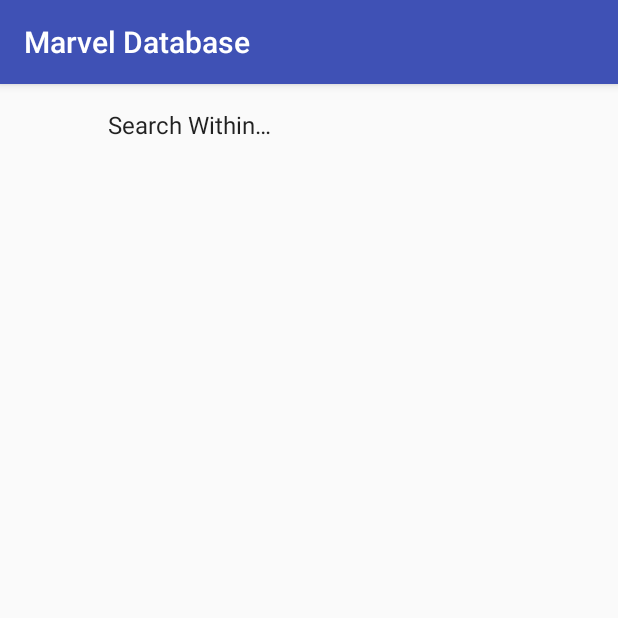
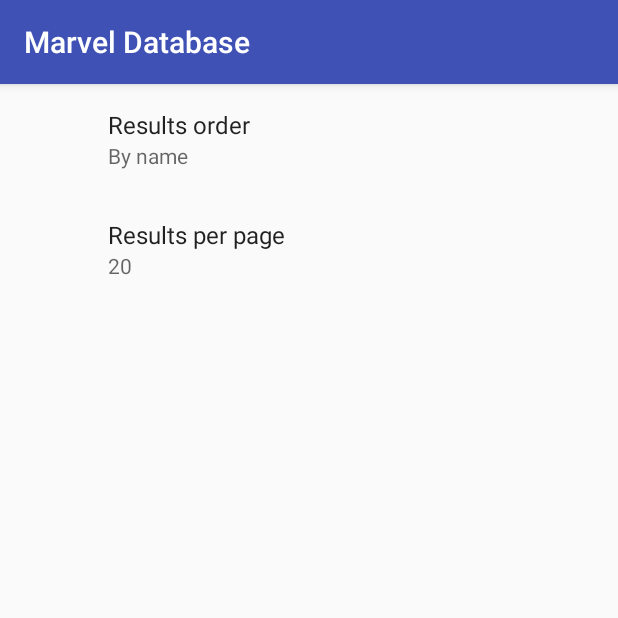
Before and after one commit to OSU-CS496-Sp2017/final-project-marvel-project, an Android app: the CategoryListResults screen opened directly, with no data from a screen before it, after a tap on "Settings", on a phone screen of 412 x 824 dp, the top half of it. Run offline under Robolectric (Android 15) with nearby library versions, the phone set to English and light mode, and no system bars; our stand-ins replace androidx.preference; network calls fail.

Commit message:
Shared preferences implemented. Working on auto refresh on change.

```diff
--- a/MarvelDatabase/app/src/main/java/com/example/btanner/marveldatabase/CategoryListResults.java
+++ b/MarvelDatabase/app/src/main/java/com/example/btanner/marveldatabase/CategoryListResults.java
@@ -1,11 +1,14 @@
 package com.example.btanner.marveldatabase;
 
+import android.content.Context;
+import android.content.SharedPreferences;
 import android.support.v4.app.LoaderManager;
 import android.support.v4.content.AsyncTaskLoader;
 import android.support.v4.content.Loader;
 import android.support.v7.app.AppCompatActivity;
 import android.content.Intent;
 import android.os.Bundle;
+import android.support.v7.preference.PreferenceManager;
 import android.support.v7.widget.LinearLayoutManager;
 import android.support.v7.widget.RecyclerView;
 import android.text.Editable;
@@ -25,7 +28,7 @@ import org.json.JSONObject;
 import java.io.IOException;
 import java.util.ArrayList;
 
-public class CategoryListResults extends AppCompatActivity implements MarvelRVAdapter.OnMarvelItemClickListener, LoaderManager.LoaderCallbacks<String> {
+public class CategoryListResults extends AppCompatActivity implements MarvelRVAdapter.OnMarvelItemClickListener, LoaderManager.LoaderCallbacks<String>, SettingsFragment.OnPreferencesChange {
 
     private static final String TAG = CategoryListResults.class.getSimpleName();
     private static final String SEARCH_URL_KEY = "marvelSearchURL";
@@ -40,7 +43,8 @@ public class CategoryListResults extends AppCompatActivity implements MarvelRVAd
     private String mCategory;
     private int currentOffset;
     private int totalAvailableResults;
-
+    private static Context contextOfApplication;
+    private SharedPreferences sharedPreferences;
 
 
     @Override
@@ -53,6 +57,7 @@ public class CategoryListResults extends AppCompatActivity implements MarvelRVAd
         currentOffset = 0;
         totalAvailableResults = 0;
         getSupportLoaderManager().initLoader(MARVEL_SEARCH_LOADER_ID, null, this);
+        contextOfApplication = getApplicationContext();
 
 
         mLoadingErrorMessageTV = (TextView) findViewById(R.id.tv_loading_error_message);
@@ -62,6 +67,7 @@ public class CategoryListResults extends AppCompatActivity implements MarvelRVAd
         btnPrev = (Button) findViewById(R.id.btn_prev);
         btnFilter = (Button) findViewById(R.id.btn_filter);
         txtFilter = (EditText) findViewById(R.id.txt_filter);
+        sharedPreferences = PreferenceManager.getDefaultSharedPreferences(this);
 
 
 
@@ -76,6 +82,10 @@ public class CategoryListResults extends AppCompatActivity implements MarvelRVAd
         mMarvelItemsRV.setLayoutManager(new LinearLayoutManager(this));
         mMarvelItemsRV.setHasFixedSize(true);
 
+    }
+
+    public static Context getContextOfApplication() {
+        return contextOfApplication;
     }
 
     @Override
@@ -121,6 +131,7 @@ public class CategoryListResults extends AppCompatActivity implements MarvelRVAd
     public void doFilter() {
 
 
+
     }
 
     @Override
@@ -143,9 +154,12 @@ public class CategoryListResults extends AppCompatActivity implements MarvelRVAd
 
 
 
+
+
     public void makeApiCall() {
         updateButtons();
-        String apiURL = utils.buildMarvelURL(Integer.toString(currentOffset), mCategory);
+        String apiURL = utils.buildMarvelURL(Integer.toString(currentOffset), sharedPreferences.getString("pref_limit_key", "20"),
+                sharedPreferences.getString("pref_order_key", "name"), mCategory);
 
         Log.e(mCategory, apiURL);
 
@@ -240,4 +254,10 @@ public class CategoryListResults extends AppCompatActivity implements MarvelRVAd
     public void onLoaderReset(Loader<String> loader) {
 
     }
+
+    @Override
+    public void onPreferencesChange() {
+        //makeApiCall();
+        Log.d(TAG, "called");
+    }
 }
--- a/MarvelDatabase/app/src/main/java/com/example/btanner/marveldatabase/MarvelItemDetails.java
+++ b/MarvelDatabase/app/src/main/java/com/example/btanner/marveldatabase/MarvelItemDetails.java
@@ -1,11 +1,13 @@
 package com.example.btanner.marveldatabase;
 
 import android.content.Intent;
+import android.content.SharedPreferences;
 import android.support.v4.app.LoaderManager;
 import android.support.v4.content.AsyncTaskLoader;
 import android.support.v4.content.Loader;
 import android.support.v7.app.AppCompatActivity;
 import android.os.Bundle;
+import android.support.v7.preference.PreferenceManager;
 import android.util.Log;
 import android.view.View;
 
@@ -19,6 +21,8 @@ public class MarvelItemDetails extends AppCompatActivity
     private static final int MARVEL_SEARCH_LOADER_ID = 0;
     private String mCategory;
     private String mItemId;
+    private int currentOffset;
+    private SharedPreferences sharedPreferences = PreferenceManager.getDefaultSharedPreferences(CategoryListResults.getContextOfApplication());
 
 
     @Override
@@ -29,9 +33,11 @@ public class MarvelItemDetails extends AppCompatActivity
         Intent intent = getIntent();
         mCategory = intent.getStringExtra(MarvelRVAdapter.ITEM_CATEGORY);
         mItemId = intent.getStringExtra(MarvelRVAdapter.ITEM_ID);
+        currentOffset = 0;
 
         getSupportLoaderManager().initLoader(MARVEL_SEARCH_LOADER_ID, null, this);
         makeApiCall();
+
     }
 
     @Override
@@ -40,7 +46,8 @@ public class MarvelItemDetails extends AppCompatActivity
     }
 
     public void makeApiCall() {
-        String apiURL = utils.buildMarvelURL(mCategory, mItemId);
+        String apiURL = utils.buildMarvelURL(Integer.toString(currentOffset), sharedPreferences.getString("pref_limit_key", "20"),
+                sharedPreferences.getString("pref_order_key", "name"), mCategory, mItemId);
         Log.e(mCategory, apiURL);
 
         Bundle argsBundle = new Bundle();
--- a/MarvelDatabase/app/src/main/java/com/example/btanner/marveldatabase/SettingsFragment.java
+++ b/MarvelDatabase/app/src/main/java/com/example/btanner/marveldatabase/SettingsFragment.java
@@ -5,6 +5,7 @@ import android.os.Bundle;
 import android.preference.PreferenceFragment;
 import android.support.v7.preference.EditTextPreference;
 import android.support.v7.preference.PreferenceFragmentCompat;
+import android.util.Log;
 
 /**
  * Created by btanner on 6/13/2017.
@@ -12,9 +13,20 @@ import android.support.v7.preference.PreferenceFragmentCompat;
 
 public class SettingsFragment extends PreferenceFragmentCompat implements SharedPreferences.OnSharedPreferenceChangeListener {
 
+    private static final String TAG = CategoryListResults.class.getSimpleName();
+    private OnPreferencesChange mPreferenceChangeListener;
+
+
     @Override
     public void onCreatePreferences(Bundle savedInstanceState, String rootKey) {
         addPreferencesFromResource(R.xml.prefs);
+        getPreferenceScreen().getSharedPreferences().registerOnSharedPreferenceChangeListener(this);
+        mPreferenceChangeListener = new OnPreferencesChange() {
+            @Override
+            public void onPreferencesChange() {
+
+            }
+        };
     }
 
     @Override
@@ -31,7 +43,13 @@ public class SettingsFragment extends PreferenceFragmentCompat implements Shared
 
     @Override
     public void onSharedPreferenceChanged(SharedPreferences sharedPreferences, String key) {
+        mPreferenceChangeListener.onPreferencesChange();
 
+
+    }
+
+    public interface OnPreferencesChange {
+        void onPreferencesChange();
     }
 
 
--- a/MarvelDatabase/app/src/main/java/com/example/btanner/marveldatabase/utils.java
+++ b/MarvelDatabase/app/src/main/java/com/example/btanner/marveldatabase/utils.java
@@ -1,7 +1,9 @@
 package com.example.btanner.marveldatabase;
 
+import android.content.SharedPreferences;
 import android.net.ParseException;
 import android.net.Uri;
+import android.support.v7.preference.PreferenceManager;
 import android.util.Log;
 
 import org.apache.commons.codec.binary.Hex;
@@ -40,8 +42,8 @@ public class utils {
     private static final String MARVEL_DATE_FORMAT1 = "yyyy-MM-dd'T'HH:mm:ssZ";
     private static final String MARVEL_DATE_FORMAT2 = "yyyy-MM-dd HH:mm:ss";
     private static final String MARVEL_LIMIT_QUERY_PARAM = "limit";
-    private static final String MARVEL_ITEM_LIMIT = "100";
     private static final String MARVEL_OFFSET_QUERY_PARAM = "offset";
+    private static final String MARVEL_ORDER_QUERY_PARAM = "orderBy";
 
 
 
@@ -269,10 +271,11 @@ public class utils {
 
 
 
-    public static String buildMarvelURL(String offset, String category) {
+    public static String buildMarvelURL(String offset, String limit, String order, String category) {
         return Uri.parse(MARVEL_BASE_URL).buildUpon()
                 .appendPath(category)
-                .appendQueryParameter(MARVEL_LIMIT_QUERY_PARAM, MARVEL_ITEM_LIMIT)
+                .appendQueryParameter(MARVEL_ORDER_QUERY_PARAM, order)
+                .appendQueryParameter(MARVEL_LIMIT_QUERY_PARAM, limit)
                 .appendQueryParameter(MARVEL_OFFSET_QUERY_PARAM, offset)
                 .appendQueryParameter(MARVEL_TS_QUERY_PARAM, Long.toString(System.currentTimeMillis()))
                 .appendQueryParameter(MARVEL_APIKEY_QUERY_PARAM, MARVEL_PUBLIC_API_KEY)
@@ -280,11 +283,12 @@ public class utils {
                 .build()
                 .toString();
     }
-    public static String buildMarvelURL(String offset, String category, String id) {
+    public static String buildMarvelURL(String offset, String limit, String order, String category, String id) {
         return Uri.parse(MARVEL_BASE_URL).buildUpon()
                 .appendPath(category)
                 .appendPath(id)
-                .appendQueryParameter(MARVEL_LIMIT_QUERY_PARAM, MARVEL_ITEM_LIMIT)
+                .appendQueryParameter(MARVEL_ORDER_QUERY_PARAM, order)
+                .appendQueryParameter(MARVEL_LIMIT_QUERY_PARAM, limit)
                 .appendQueryParameter(MARVEL_OFFSET_QUERY_PARAM, offset)
                 .appendQueryParameter(MARVEL_TS_QUERY_PARAM, Long.toString(System.currentTimeMillis()))
                 .appendQueryParameter(MARVEL_APIKEY_QUERY_PARAM, MARVEL_PUBLIC_API_KEY)
@@ -292,12 +296,13 @@ public class utils {
                 .build()
                 .toString();
     }
-    public static String buildMarvelURL(String offset, String category1, String id, String category2) {
+    public static String buildMarvelURL(String offset, String limit, String order, String category1, String id, String category2) {
         return Uri.parse(MARVEL_BASE_URL).buildUpon()
                 .appendPath(category1)
                 .appendPath(id)
                 .appendPath(category2)
-                .appendQueryParameter(MARVEL_LIMIT_QUERY_PARAM, MARVEL_ITEM_LIMIT)
+                .appendQueryParameter(MARVEL_ORDER_QUERY_PARAM, order)
+                .appendQueryParameter(MARVEL_LIMIT_QUERY_PARAM, limit)
                 .appendQueryParameter(MARVEL_OFFSET_QUERY_PARAM, offset)
                 .appendQueryParameter(MARVEL_TS_QUERY_PARAM, Long.toString(System.currentTimeMillis()))
                 .appendQueryParameter(MARVEL_APIKEY_QUERY_PARAM, MARVEL_PUBLIC_API_KEY)
--- a/MarvelDatabase/app/src/main/res/values/arrays.xml
+++ b/MarvelDatabase/app/src/main/res/values/arrays.xml
@@ -1,16 +1,33 @@
 <?xml version="1.0" encoding="utf-8"?>
 <resources>
-    <string-array name="pref_filter_entries">
-        <item>Test1</item>
-        <item>Test2</item>
-        <item>Test3</item>
+    <string-array name="pref_order_entries">
+        <item>By name</item>
+        <item>By last modified</item>
+        <item>By name (reversed)</item>
+        <item>By last modified (revered)</item>
     </string-array>
-    <string-array name="pref_filter_values">
-        <item>Test1</item>
-        <item>Test2</item>
-        <item>Test3</item>
+    <string-array name="pref_order_values">
+        <item>name</item>
+        <item>modified</item>
+        <item>-name</item>
+        <item>-modified</item>
+    </string-array>
+    <string-array name="pref_limit_entries">
+        <item>20</item>
+        <item>40</item>
+        <item>60</item>
+        <item>80</item>
+        <item>1000</item>
+    </string-array>
+    <string-array name="pref_limit_values">
+        <item>20</item>
+        <item>40</item>
+        <item>60</item>
+        <item>80</item>
+        <item>100</item>
     </string-array>
 
 
 
+
 </resources>
--- a/MarvelDatabase/app/src/main/res/values/strings.xml
+++ b/MarvelDatabase/app/src/main/res/values/strings.xml
@@ -6,8 +6,11 @@
     <string name="str_type_to_filter">Type to filter…</string>
     <string name="str_filter">Filter</string>
     <string name="action_settings">Settings</string>
-    <string name="pref_filter_key">pref_filter_key</string>
-    <string name="pref_filter_title">Search Within…</string>
-    <string name="pref_filter_default"></string>
+    <string name="pref_order_key">pref_order_key</string>
+    <string name="pref_order_title">Results order</string>
+    <string name="pref_order_default">name</string>
+    <string name="pref_limit_key">pref_limit_key</string>
+    <string name="pref_limit_title">Results per page</string>
+    <string name="pref_limit_default">20</string>
 
 </resources>
--- a/MarvelDatabase/app/src/main/res/xml/prefs.xml
+++ b/MarvelDatabase/app/src/main/res/xml/prefs.xml
@@ -3,13 +3,24 @@
     xmlns:app="http://schemas.android.com/apk/res-auto">
 
     <ListPreference
-        android:key="@string/pref_filter_key"
-        android:title="@string/pref_filter_title"
-        android:dialogTitle="@string/pref_filter_title"
+        android:key="@string/pref_order_key"
+        android:title="@string/pref_order_title"
+        android:dialogTitle="@string/pref_order_title"
         android:summary="%s"
-        android:entries="@array/pref_filter_entries"
-        android:entryValues="@array/pref_filter_values"
-        android:defaultValue="@string/pref_filter_default" />
+        android:entries="@array/pref_order_entries"
+        android:entryValues="@array/pref_order_values"
+        android:defaultValue="@string/pref_order_default" />
+    <ListPreference
+        android:key="@string/pref_limit_key"
+        android:title="@string/pref_limit_title"
+        android:dialogTitle="@string/pref_limit_title"
+        android:summary="%s"
+        android:entries="@array/pref_limit_entries"
+        android:entryValues="@array/pref_limit_values"
+        android:defaultValue="@string/pref_limit_default" />
+
+
+
 
 
 
```
